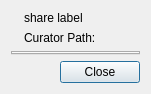
CSG-Development/owncloud-client, file src/gui/sharedialog.ui: the form before one commit.
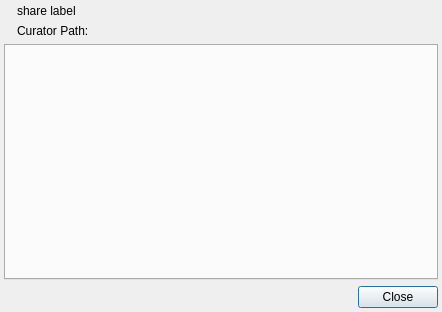
The form after the commit.

Commit message: Fixed share dialog size

```diff
--- a/src/gui/sharedialog.ui
+++ b/src/gui/sharedialog.ui
@@ -6,8 +6,8 @@
    <rect>
     <x>0</x>
     <y>0</y>
-    <width>151</width>
-    <height>93</height>
+    <width>442</width>
+    <height>312</height>
    </rect>
   </property>
   <property name="sizePolicy">
@@ -20,6 +20,18 @@
    <string>Dialog</string>
   </property>
   <layout class="QVBoxLayout" name="verticalLayout_2">
+   <property name="leftMargin">
+    <number>4</number>
+   </property>
+   <property name="topMargin">
+    <number>4</number>
+   </property>
+   <property name="rightMargin">
+    <number>4</number>
+   </property>
+   <property name="bottomMargin">
+    <number>4</number>
+   </property>
    <item>
     <layout class="QHBoxLayout" name="horizontalLayout">
      <item>
```
Left out of the diff: 3 changed lines with no effect on the pictures. The commit also changes 4 other files.
